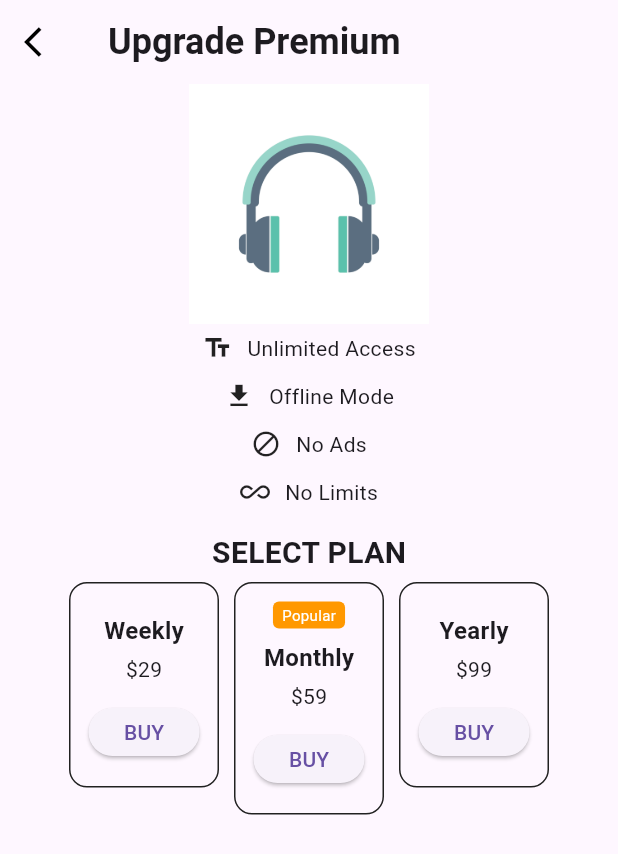
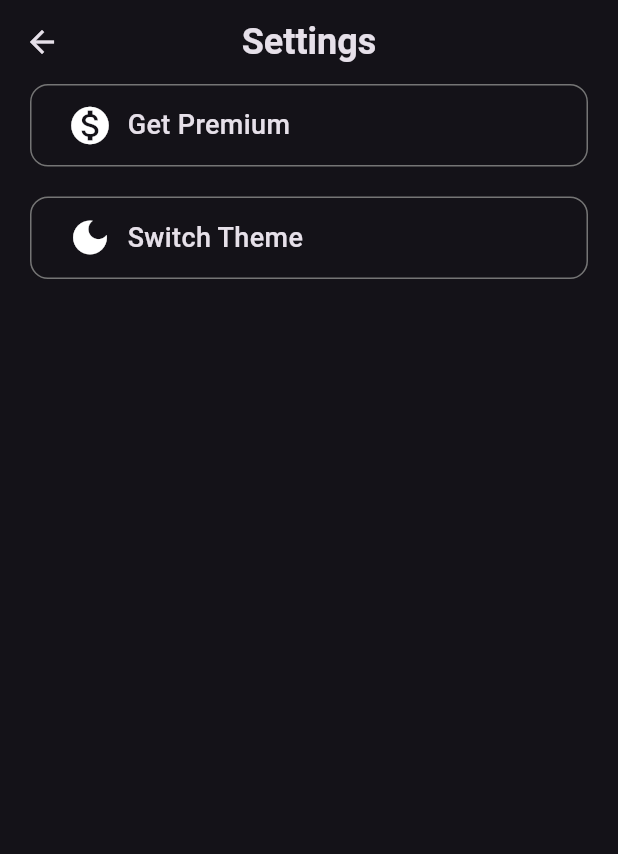
Before and after one commit to md-ruhulamin/demo_clipboard2, a Flutter app: the screen it shows after launch, after a tap on an icon or button, on a phone screen of 412 x 824 dp. Shown: the top 854 px of the screen. Run offline on Flutter 3.47's test engine with Material 3 defaults, Android fonts, the phone set to English and light mode, and no system bars; our stand-ins replace file_picker, get, just_audio, just_audio_background, permission_handler, rxdart and 2 more; missing offline and left inert: google_speech; statements that could not run were skipped.

Commit message:
added dark theme,mini player

```diff
--- a/lib/audio_list_page.dart
+++ b/lib/audio_list_page.dart
@@ -3,8 +3,9 @@ import 'dart:async';
 import 'dart:io';
 import 'package:clipboard/audio_controller.dart';
 import 'package:clipboard/mini_player.dart';
-import 'package:clipboard/premium.dart';
+
 import 'package:clipboard/print_helper.dart';
+import 'package:clipboard/settings.dart';
 import 'package:clipboard/theme_controller.dart';
 import 'package:file_picker/file_picker.dart'
     show FilePicker, FilePickerResult, FileType;
@@ -40,7 +41,7 @@ class _AudioListPageState extends State<AudioListPage>
   Duration? _position;
 
   final TextEditingController _controller = TextEditingController();
-  final ThemeController themeController = Get.find();
+  late ThemeController themeController ;
   bool isPlaying = false;
 
   List<FileSystemEntity> _mp3Files = [];
@@ -57,6 +58,7 @@ class _AudioListPageState extends State<AudioListPage>
   void initState() {
     super.initState();
     audioController = Get.put(AudioController());
+    themeController=Get.put(ThemeController());
     _initFolder();
     loadPlaylist();
   }
@@ -280,17 +282,9 @@ class _AudioListPageState extends State<AudioListPage>
     return GestureDetector(
       onTap: _clearSelection,
       child: Scaffold(
+
         appBar: AppBar(
-          //          backgroundColor: Colors.white,
-          actions: [
-            Obx(
-              () => Switch(
-                value: themeController.isDarkMode,
-                onChanged: themeController.toggleTheme,
-              ),
-            ),
-          ],
-          //   preferredSize: Size.fromHeight(60),
+
           title: SafeArea(
             child: Padding(
               padding: const EdgeInsets.symmetric(horizontal: 10, vertical: 6),
@@ -331,7 +325,7 @@ class _AudioListPageState extends State<AudioListPage>
                       Navigator.push(
                         context,
                         MaterialPageRoute(
-                          builder: (context) => PremiumUpgradeScreen(),
+                          builder: (context) => SettingsPage(),
                         ),
                       );
                     },
--- a/lib/main.dart
+++ b/lib/main.dart
@@ -14,7 +14,7 @@ Future<void> main() async {
   );
   Get.put(ThemeController());
   Get.put(AudioController());
-  runApp( MyApp());
+  runApp(MyApp());
 }
 
 class MyApp extends StatelessWidget {
@@ -23,19 +23,21 @@ class MyApp extends StatelessWidget {
   // This widget is the root of your application.
   @override
   Widget build(BuildContext context) {
-final ThemeController themeController = Get.put(ThemeController());
-    return GetMaterialApp(
+    final ThemeController themeController = Get.find();
+
+    return Obx(
+      () => GetMaterialApp(
         debugShowCheckedModeBanner: false,
 
-
-
         title: 'Flutter Demo',
-     theme: lightTheme,
-          darkTheme: darkTheme,
+        theme: ThemeData.light(),
+        darkTheme: ThemeData.dark(),
         themeMode: themeController.themeMode.value,
         home: MyAppWrapper(),
+      ),
     );
   }
+
   final ThemeData lightTheme = ThemeData(
     brightness: Brightness.light,
     primarySwatch: Colors.blue,
@@ -66,5 +68,4 @@ final ThemeData darkTheme = ThemeData(
       foregroundColor: Colors.black,
     ),
   );
-
 }
--- a/lib/mini_player.dart
+++ b/lib/mini_player.dart
@@ -1,10 +1,8 @@
 import 'package:clipboard/audio_controller.dart';
-import 'package:clipboard/file_player.dart';
 import 'package:clipboard/position_data.dart';
 import 'package:clipboard/theme_controller.dart';
 import 'package:flutter/material.dart';
 import 'package:get/get_state_manager/get_state_manager.dart';
-import 'package:get/get_state_manager/src/simple/get_state.dart';
 
 import 'package:get/instance_manager.dart';
 import 'package:get/route_manager.dart';
@@ -53,7 +51,7 @@ class _MiniPlayerState extends State<MiniPlayer> {
         height: 140,
         padding: const EdgeInsets.symmetric(horizontal: 16, vertical: 8),
         decoration: BoxDecoration(
-         color:themeController.isDarkMode? Colors.black:Colors.white,
+        color:themeController.isDarkMode? Colors.black:Colors.white,
           boxShadow: [BoxShadow(blurRadius: 6, color: Colors.black12)
 
           ],
@@ -96,7 +94,7 @@ class _MiniPlayerState extends State<MiniPlayer> {
                                     .sequenceState
                                     ?.currentSource
                                     ?.tag
-                                    .title,
+                                    .title,maxLines: 1,
                                 style: const TextStyle(
                                   fontSize: 16,
                                   fontWeight: FontWeight.bold,
--- a/lib/premium.dart
+++ /dev/null
@@ -1,150 +0,0 @@
-import 'package:clipboard/theme_controller.dart';
-import 'package:flutter/material.dart';
-import 'package:get/get.dart';
-
-class PremiumUpgradeScreen extends StatelessWidget {
-   final ThemeController themeController = Get.find();
-  @override
-  Widget build(BuildContext context) {
-    return Scaffold(
-      //  backgroundColor: const Color.fromRGBO(255, 255, 255, 1), // light blue background
-      appBar: AppBar(
-    //    backgroundColor: Colors.white,
-        elevation: 0,
-        leading: IconButton(
-          icon: Icon(Icons.arrow_back_ios, color: Colors.black),
-          onPressed: () {
-            Navigator.pop(context);
-          },
-        ),
-        title: Text(
-          'Upgrade Premium',
-          style: TextStyle(
-
-            fontSize: 24,
-            fontWeight: FontWeight.bold,
-          ),
-        ),
-      ),
-      body: SafeArea(
-        child: Center(
-          child: Padding(
-            padding: const EdgeInsets.symmetric(horizontal: 20.0),
-            child: Column(
-              children: [
-               themeController.isDarkMode?Image.asset('assets/black_image.png'): Image.asset('assets/audio.jpg', height: 160),
-
-                FeatureRow(icon: Icons.text_fields, text: 'Unlimited Access'),
-                FeatureRow(icon: Icons.download, text: 'Offline Mode'),
-
-                FeatureRow(icon: Icons.block, text: 'No Ads'),
-                FeatureRow(icon: Icons.all_inclusive, text: 'No Limits'),
-                SizedBox(height: 10),
-                Text(
-                  'SELECT PLAN',
-                  style: TextStyle(fontSize: 20, fontWeight: FontWeight.w600),
-                ),
-                SizedBox(height: 5),
-                PlanSelector(),
-                Spacer(),
-              ],
-            ),
-          ),
-        ),
-      ),
-    );
-  }
-}
-
-class FeatureRow extends StatelessWidget {
-  final IconData icon;
-  final String text;
-
-  const FeatureRow({required this.icon, required this.text});
-
-  @override
-  Widget build(BuildContext context) {
-    return Padding(
-      padding: const EdgeInsets.symmetric(vertical: 6.0),
-      child: Row(
-        mainAxisAlignment: MainAxisAlignment.center,
-        children: [
-          Icon(icon, size: 20),
-          SizedBox(width: 10),
-          Text(text, style: TextStyle(fontSize: 14)),
-        ],
-      ),
-    );
-  }
-}
-
-class PlanSelector extends StatelessWidget {
-  @override
-  Widget build(BuildContext context) {
-    return Wrap(
-      spacing: 10,
-      children: [
-        PlanCard(title: 'Weekly', price: '\$29', highlighted: false),
-        PlanCard(title: 'Monthly', price: '\$59', highlighted: true),
-        PlanCard(title: 'Yearly', price: '\$99', highlighted: false),
-      ],
-    );
-  }
-}
-
-class PlanCard extends StatelessWidget {
-  final String title;
-  final String price;
-  final bool highlighted;
-
-  const PlanCard({
-    required this.title,
-    required this.price,
-    this.highlighted = false,
-  });
-
-  @override
-  Widget build(BuildContext context) {
-    return Container(
-      width: 100,
-      padding: const EdgeInsets.all(12),
-      decoration: BoxDecoration(
-        //  color: highlighted ? Colors.orange.shade100 : Colors.white,
-        borderRadius: BorderRadius.circular(12),
-        border: Border.all(color: Colors.grey.shade900),
-      ),
-      child: Column(
-        children: [
-          if (highlighted)
-            Container(
-              padding: EdgeInsets.symmetric(horizontal: 6, vertical: 2),
-              decoration: BoxDecoration(
-                color: Colors.orange,
-                borderRadius: BorderRadius.circular(4),
-              ),
-              child: Text(
-                'Popular',
-                style: TextStyle(fontSize: 10, color: Colors.white),
-              ),
-            ),
-          SizedBox(height: 8),
-          Text(
-            title,
-            style: TextStyle(fontSize: 16, fontWeight: FontWeight.bold),
-          ),
-          SizedBox(height: 4),
-          Text(price, style: TextStyle(fontSize: 14)),
-          SizedBox(height: 8),
-          ElevatedButton(
-            onPressed: () {},
-            child: Text('BUY'),
-            style: ElevatedButton.styleFrom(
-              minimumSize: Size(double.infinity, 32),
-              padding: EdgeInsets.zero,
-            ),
-          ),
-        ],
-      ),
-    );
-  }
-}
--- /dev/null
+++ b/lib/settings.dart
@@ -0,0 +1,90 @@
+import 'package:clipboard/theme_controller.dart';
+import 'package:flutter/material.dart';
+import 'package:get/get.dart';
+
+class SettingsPage extends StatelessWidget {
+  SettingsPage({super.key});
+  final ThemeController themeController = Get.find();
+  @override
+  Widget build(BuildContext context) {
+    return Scaffold(
+      //   backgroundColor: themeController.isDarkMode ? Colors.black : Colors.white,
+      appBar: AppBar(
+        title: Text(
+          'Settings',
+          style: TextStyle(
+            fontSize: 24,
+            fontWeight: FontWeight.bold,
+            //color: themeController.isDarkMode ? Colors.white : Colors.black,
+          ),
+        ),
+        centerTitle: true,
+        elevation: 0,
+
+      ),
+      body: Padding(
+        padding: const EdgeInsets.symmetric(horizontal: 20),
+        child: Column(
+          mainAxisAlignment: MainAxisAlignment.start,
+          children: [
+            SettingItem(title: 'Get Premium', icon: Icons.monetization_on),
+
+            SizedBox(height: 20),
+            InkWell(
+              onTap: () {
+                print("Clicked Theme Button");
+              themeController.toggleTheme();
+              },
+              child: SettingItem(
+                title: 'Switch Theme',
+                icon:themeController.isDarkMode? Icons.dark_mode:Icons.light,
+              ),
+            ),
+
+
+          ],
+        ),
+      ),
+    );
+  }
+}
+
+class SettingItem extends StatelessWidget {
+  final String title;
+  final IconData icon;
+  SettingItem({super.key, required this.title, required this.icon});
+  final ThemeController themeController = Get.find();
+  @override
+  Widget build(BuildContext context) {
+    return Container(
+      height: 55,
+      decoration: BoxDecoration(
+        //   color: themeController.isDarkMode ? Colors.black : Colors.white,
+        borderRadius: BorderRadius.circular(12),
+        border: Border.all(color: Colors.grey.shade600),
+      ),
+      padding: EdgeInsets.all(8.0),
+      child: SizedBox(
+        width: double.infinity,
+        child: Padding(
+          padding: const EdgeInsets.symmetric(horizontal: 16),
+          child: Row(
+            children: [
+              Icon(icon, size: 30),
+              SizedBox(width: 10),
+              Text(
+                title,
+                textAlign: TextAlign.start,
+                style: TextStyle(
+                  fontSize: 18,
+                  fontWeight: FontWeight.w500,
+                  //     color: themeController.isDarkMode ? Colors.white : Colors.black,
+                ),
+              ),
+            ],
+          ),
+        ),
+      ),
+    );
+  }
+}
```
Also changed, not shown: lib/file_player.dart (deleted, +0 -265 lines), lib/theme_controller.dart (+4 -7 lines), assets/black_image.png (deleted). Lines whose indentation alone changed are shown as unchanged.
